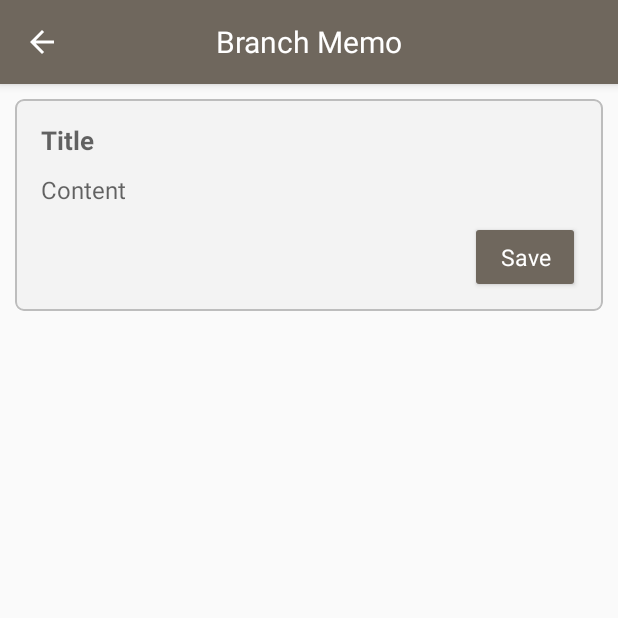
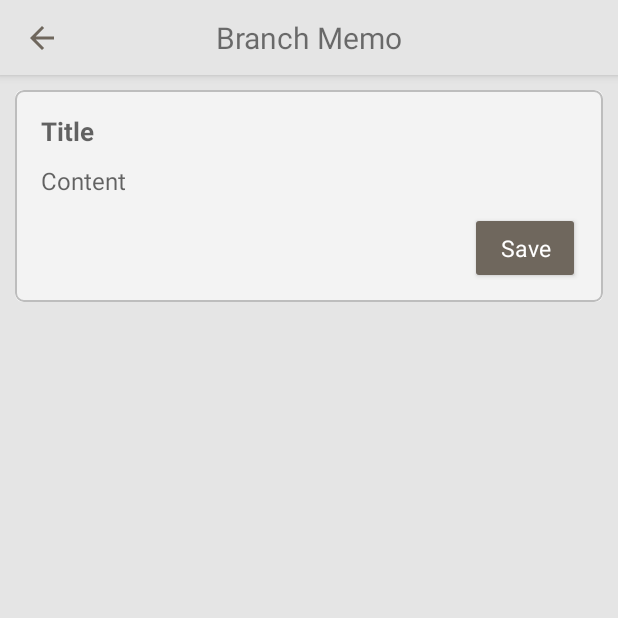
Before and after one commit to mjkcool/Branch-Memo-Beta, an Android app: the NewnoteActivity screen opened directly, with no data from a screen before it, on a phone screen of 412 x 824 dp, the top half of it. Run offline under Robolectric (Android 15) with nearby library versions, the phone set to English and light mode, and no system bars.

Commit message:
Solve errors, modify design(xmls) and create Repository class

```diff
--- /dev/null
+++ b/app/src/main/java/com/example/branchmemo/DBRepository.java
@@ -0,0 +1,4 @@
+package com.example.branchmemo;
+
+public class DBRepository {
+}
--- a/app/src/main/java/com/example/branchmemo/MemoAdapter.java
+++ b/app/src/main/java/com/example/branchmemo/MemoAdapter.java
@@ -37,7 +37,6 @@ public class MemoAdapter extends RecyclerView.Adapter<MemoAdapter.ViewHolder> {
         }else{//아니면
             if(i==0){ //처음이면
                 holder.branchtop.setImageResource(R.drawable.circle);
-
             }else{
                 holder.branchtop.setImageResource(R.drawable.middle);
                 holder.branchbttm.setImageResource(R.drawable.straight);
--- a/app/src/main/res/layout/listitem_recycler.xml
+++ b/app/src/main/res/layout/listitem_recycler.xml
@@ -10,8 +10,6 @@
         android:layout_width="match_parent"
         android:layout_height="match_parent"
         android:background="@drawable/list_adge"
-        android:clickable="true"
-        android:longClickable="true"
         android:orientation="vertical"
         android:paddingLeft="17dp"
         android:paddingTop="15dp"
--- a/app/src/main/res/layout/newnote.xml
+++ b/app/src/main/res/layout/newnote.xml
@@ -4,6 +4,7 @@
     xmlns:tools="http://schemas.android.com/tools"
     android:layout_width="match_parent"
     android:layout_height="match_parent"
+    android:background="@color/background"
     android:orientation="vertical"
     tools:context=".NewnoteActivity">
 
@@ -11,20 +12,19 @@
         android:id="@+id/appBarLayout2"
         android:layout_width="match_parent"
         android:layout_height="wrap_content"
-        android:theme="@style/AppTheme.AppBarOverlay">
+        android:theme="@style/AppTheme">
 
         <androidx.appcompat.widget.Toolbar
             android:id="@+id/toolbar2"
             android:layout_width="match_parent"
-            android:layout_height="match_parent"
-            android:theme="@style/AppTheme.AppBarOverlay">
+            android:layout_height="50dp"
+            android:theme="@style/AppTheme">
 
             <TextView
                 android:layout_width="wrap_content"
                 android:layout_height="wrap_content"
                 android:layout_gravity="center"
                 android:text="@string/app_name"
-                android:textColor="#FFFFFF"
                 android:textColorHint="#FFFFFF"
                 android:textSize="20sp" />
         </androidx.appcompat.widget.Toolbar>
--- a/app/src/main/res/menu/menu_main.xml
+++ b/app/src/main/res/menu/viewnote_menu.xml
@@ -4,7 +4,8 @@
     tools:context="com.example.branchmemo.MainActivity">
     <item
         android:id="@+id/action_delete"
+        android:icon="@drawable/ic_delete"
         android:orderInCategory="100"
-        android:title="Delete All"
-        app:showAsAction="never" />
+        android:title="@string/action_settings"
+        app:showAsAction="always" />
 </menu>
--- a/app/src/main/res/values/colors.xml
+++ b/app/src/main/res/values/colors.xml
@@ -3,4 +3,5 @@
     <color name="colorPrimary">#6F675D</color>
     <color name="colorPrimaryDark">#6F675D</color>
     <color name="colorAccent">#D4CE91</color>
+    <color name="background">#E5E5E5</color>
 </resources>
--- a/app/src/main/res/values/styles.xml
+++ b/app/src/main/res/values/styles.xml
@@ -1,18 +1,18 @@
 <resources>
     <!-- Base application theme. -->
     <style name="AppTheme" parent="Theme.AppCompat.Light.NoActionBar">
-        <!-- Customize your theme here. -->
-        <item name="colorPrimary">#6F675D</item>
-        <item name="colorPrimaryDark">#6F675D</item>
-        <item name="colorAccent">#D4CE91</item>
+         Customize your theme here.
+        <item name="colorPrimary">@color/background</item>
+        <item name="colorPrimaryDark">@color/background</item>
+        <item name="colorAccent">@color/colorAccent</item>
+<!--        <item name="android:statusBarColor">@color/background</item> -->
+<!--        <item name="android:windowLightStatusBar">false</item> -->
+            <item name="actionMenuTextColor">@color/colorAccent</item>
+            <item name="colorControlNormal">@color/colorPrimary</item>
     </style>
 
     <style name="AppTheme.NoActionBar">
         <item name="windowActionBar">false</item>
-        <item name="windowNoTitle">true</item>
+    <item name="windowNoTitle">true</item>
     </style>
-
-    <style name="AppTheme.AppBarOverlay" parent="ThemeOverlay.AppCompat.Dark.ActionBar" />
-
-    <style name="AppTheme.PopupOverlay" parent="ThemeOverlay.AppCompat.Light" />
 </resources>
```
Also changed, not shown: app/src/main/AndroidManifest.xml (+3 -6 lines), app/src/main/java/com/example/branchmemo/MainActivity.java (+13 -11 lines), app/src/main/java/com/example/branchmemo/MemoListAdapter.java (+7 -4 lines), app/src/main/java/com/example/branchmemo/NewnoteActivity.java (+11 -8 lines), app/src/main/java/com/example/branchmemo/viewnoteActivity.java (+13 -12 lines), app/src/main/res/layout/activity_main.xml (+9 -11 lines), app/src/main/res/layout/activity_viewnote.xml (+4 -14 lines), app/src/main/res/drawable-v24/ic_delete.png (added), app/src/main/res/drawable/clip.png (deleted).
